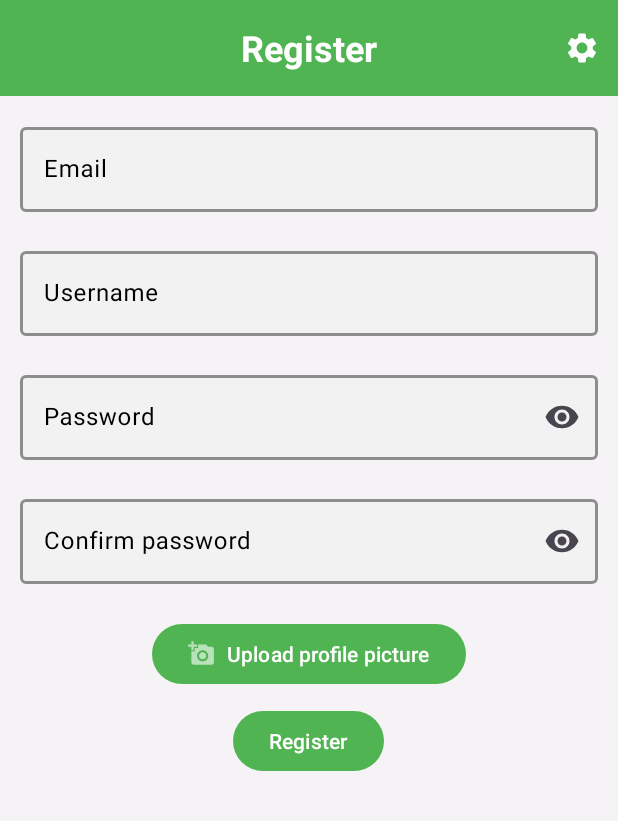
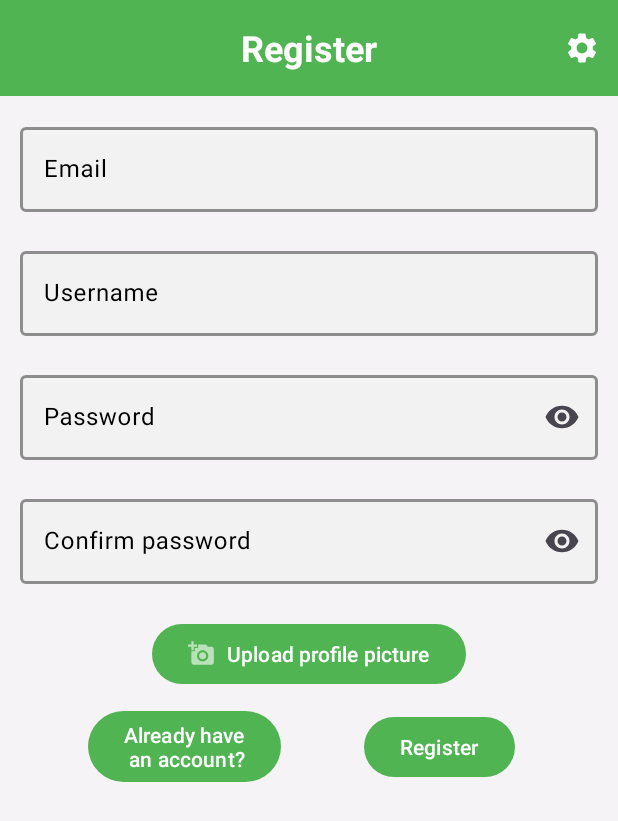
Before and after one commit to saarazari5/whatsapp_clone_android, an Android app: the RegisterFragment screen opened through its navigation route, on a phone screen of 412 x 824 dp. Shown: the top 821 px of the screen. Run offline under Robolectric (Android 15) with nearby library versions, the phone set to English and light mode, and no system bars; our stand-ins replace CircleImageView, Room's generated code; 1 statement that could not run was skipped.

Commit message:
added a back to login btn to the register fragment

```diff
--- a/app/src/main/java/com/example/whatsapp_clone/Views/Fragments/RegisterFragment.java
+++ b/app/src/main/java/com/example/whatsapp_clone/Views/Fragments/RegisterFragment.java
@@ -66,12 +66,16 @@ public class RegisterFragment extends Fragment {
                 activity.getSupportActionBar().setTitle("Register");
             }
         }
-
+        binding.backToLoginBtn.setOnClickListener(v -> {
+            Navigation.findNavController(binding.getRoot())
+                    .navigate(R.id.action_registerFragment_to_loginFragment);
+        });
         binding.registerBtn.setOnClickListener(v -> {
             String userEmail = binding.emailInput.getText().toString();
             String userDisplayName = binding.displayNameInput.getText().toString();
             String userPassword = binding.passwordInput.getText().toString();
             String userPasswordConfirmation = binding.passwordConfirmationInput.getText().toString();
+
 
             this.mViewModel.registerUser(userEmail, userDisplayName, userPassword, userPasswordConfirmation, new RegistrationCallback() {
                 @Override
--- a/app/src/main/res/layout/fragment_register.xml
+++ b/app/src/main/res/layout/fragment_register.xml
@@ -102,15 +102,41 @@
                 app:icon="@drawable/ic_picture_uploade"
                 app:iconTint="@color/white" />
 
-            <Button
-                android:id="@+id/registerBtn"
-                style="Widget.Material3.Button.OutlinedButton"
-                android:layout_width="wrap_content"
+            <androidx.constraintlayout.widget.ConstraintLayout
+                android:layout_width="match_parent"
                 android:layout_height="wrap_content"
-                android:layout_gravity="center"
-                android:layout_marginTop="10dp"
-                android:text="@string/register"
-                android:textColor="@color/white"/>
+                android:layout_marginTop="10dp">
+
+                <Button
+                    android:id="@+id/registerBtn"
+                    style="Widget.Material3.Button.OutlinedButton"
+                    android:layout_width="wrap_content"
+                    android:layout_height="wrap_content"
+                    android:layout_gravity="end"
+                    android:text="@string/register"
+                    android:textColor="@color/white"
+                    app:layout_constraintBottom_toBottomOf="parent"
+                    app:layout_constraintEnd_toEndOf="parent"
+                    app:layout_constraintStart_toEndOf="@+id/backToLoginBtn"
+                    app:layout_constraintTop_toTopOf="parent" />
+
+                <Button
+                    android:id="@+id/backToLoginBtn"
+                    style="Widget.Material3.Button.OutlinedButton"
+                    android:layout_width="wrap_content"
+                    android:layout_height="wrap_content"
+                    android:layout_gravity="left"
+                    android:text="Already have\n an account?"
+                    android:textColor="@color/white"
+                    app:layout_constraintBottom_toBottomOf="parent"
+                    app:layout_constraintEnd_toEndOf="parent"
+                    app:layout_constraintHorizontal_bias="0.177"
+                    app:layout_constraintStart_toStartOf="parent"
+                    app:layout_constraintTop_toTopOf="parent"
+                    app:layout_constraintVertical_bias="1.0" />
+
+            </androidx.constraintlayout.widget.ConstraintLayout>
+
 
             <ImageView
                 android:id="@+id/profileImageView"
```
